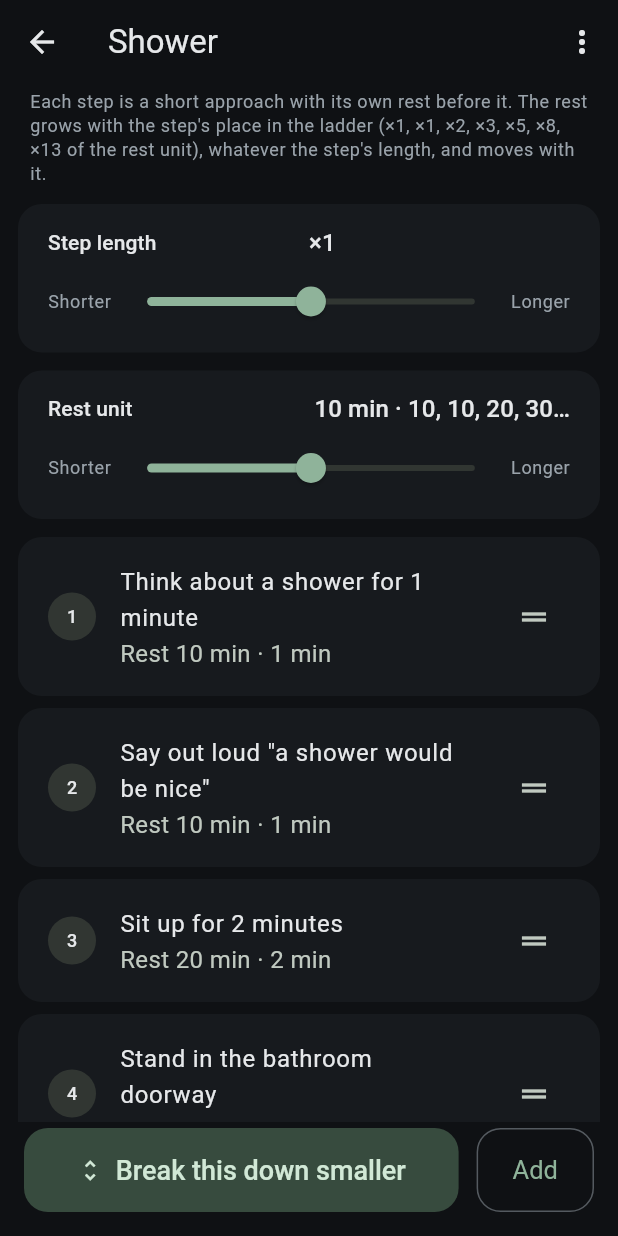
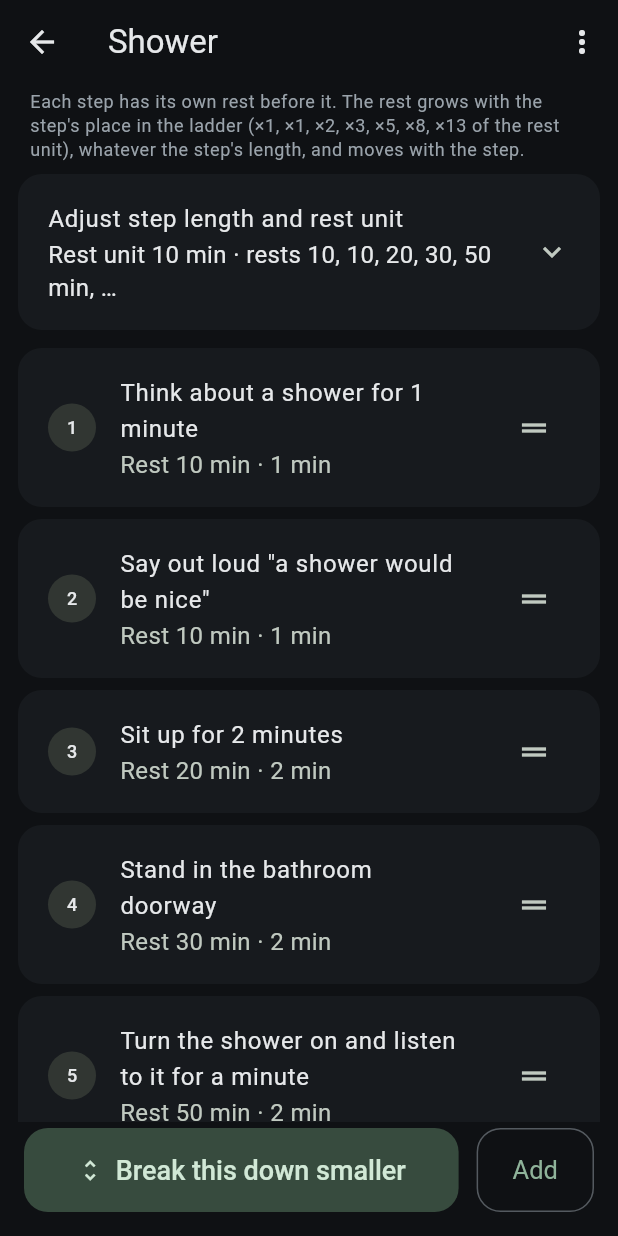
Before and after one commit to mihok/depress-o-buster, a Flutter app: the TasksScreen screen opened directly, after a tap on "Shower", on a phone screen of 412 x 824 dp. Run offline on Flutter 3.47's test engine with Material 3 defaults, Android fonts, the phone set to English and light mode, and no system bars; our stand-ins replace audioplayers, clock, drift, drift_flutter, flutter_local_notifications, flutter_riverpod and 5 more; accounts and stored records are empty; generated files the repository leaves out were written again.

Commit message:
Rests climb with each step's place; stretch sliders for step length and rest unit
LadderRests: the rest before a step is the task's rest unit times 1, 1, 2,
3, 5, 8, 13 by position, whatever the step's length; Task.restUnit (schema
3) with the Settings rest as the fallback. The task screen shows the rest
on every step, explains the climb, and folds two StretchSliders (continuous,
log scale, self-extending while held at an end) into an Adjust tile for
step length and rest unit, each with Undo. The step sheet, edit dialog,
step picker, Start tab and New task dialog all name the rest. Screenshots
regenerated.

Co-Authored-By: Claude Fable 5.1 <noreply@anthropic.com>
Claude-Session: https://claude.ai/code/session_01PaoFeeh7YunX14WNd6GfeR

```diff
--- a/lib/domain/ladder/step_scaling.dart
+++ b/lib/domain/ladder/step_scaling.dart
@@ -40,9 +40,12 @@ class StepScaling {
           : s.copyWith(suggestedDuration: scale(s.suggestedDuration!, factor)),
   ];
 
-  /// "×0.5", "×1", "×1.5".
+  /// "×0.5", "×1", "×1.5", "×1.88": whole numbers plain, otherwise two
+  /// decimals with trailing zeros dropped.
   static String label(double factor) {
-    final text = factor == factor.roundToDouble() ? '${factor.toInt()}' : '$factor';
+    final text = factor == factor.roundToDouble()
+        ? '${factor.toInt()}'
+        : factor.toStringAsFixed(2).replaceFirst(RegExp(r'0+$'), '');
     return '×$text';
   }
 }
--- a/lib/ui/tasks/task_detail_screen.dart
+++ b/lib/ui/tasks/task_detail_screen.dart
@@ -98,16 +98,27 @@ class _TaskDetailScreenState extends ConsumerState<TaskDetailScreen> {
       body: Column(
         children: [
           Padding(
-            padding: const EdgeInsets.fromLTRB(20, 4, 20, 8),
+            padding: const EdgeInsets.fromLTRB(20, 4, 20, 4),
             child: Text(
-              'Each step is a short approach with its own rest before it. The rest grows with the '
-              'step\'s place in the ladder (×1, ×1, ×2, ×3, ×5, ×8, ×13 of the rest unit), whatever '
-              'the step\'s length, and moves with it.',
+              'Each step has its own rest before it. The rest grows with the step\'s place in '
+              'the ladder (×1, ×1, ×2, ×3, ×5, ×8, ×13 of the rest unit), whatever the step\'s '
+              'length, and moves with the step.',
               style: theme.textTheme.bodySmall,
             ),
           ),
+          // The two stretch sliders fold away so the ladder stays in view;
+          // the tiles preview live while either is held.
+          Card(
+            margin: const EdgeInsets.fromLTRB(12, 4, 12, 8),
+            child: ExpansionTile(
+              title: const Text('Adjust step length and rest unit'),
+              subtitle: Text('Rest unit ${formatWords(shownUnit)} · rests ${LadderRests.describe(shownUnit)}'),
+              shape: const Border(),
+              collapsedShape: const Border(),
+              childrenPadding: const EdgeInsets.fromLTRB(20, 0, 20, 12),
+              children: [
                 if (hasTimes)
-            _StretchCard(
+                  _StretchRow(
                     title: 'Step length',
                     value: StepScaling.label(_previewFactor),
                     factor: _previewFactor,
@@ -115,12 +126,15 @@ class _TaskDetailScreenState extends ConsumerState<TaskDetailScreen> {
                     onChanged: (f) => setState(() => _previewFactor = f),
                     onChangeEnd: (f) => _applyStepLength(t, f),
                   ),
-          _StretchCard(
+                _StretchRow(
                   title: 'Rest unit',
-            value: '${formatWords(shownUnit)} · ${LadderRests.describe(shownUnit)}',
+                  value: formatWords(shownUnit),
                   factor: _restFactor,
                   onChanged: (f) => setState(() => _restFactor = f),
                   onChangeEnd: (f) => _applyRestUnit(t, unit, f),
+                ),
+              ],
+            ),
           ),
           Expanded(
             child: ladder.isEmpty
@@ -386,11 +400,11 @@ class _TaskDetailScreenState extends ConsumerState<TaskDetailScreen> {
   }
 }
 
-/// A compact card with a [StretchSlider]: hold it at either end and it keeps
-/// going. Relative: after each release the slider returns to ×1 and the
-/// card's [value] shows what was saved.
-class _StretchCard extends StatelessWidget {
-  const _StretchCard({
+/// A titled [StretchSlider]: hold it at either end and it keeps going.
+/// Relative: after each release the slider returns to ×1 and [value] shows
+/// what was saved.
+class _StretchRow extends StatelessWidget {
+  const _StretchRow({
     required this.title,
     required this.value,
     required this.factor,
@@ -409,23 +423,12 @@ class _StretchCard extends StatelessWidget {
   @override
   Widget build(BuildContext context) {
     final theme = Theme.of(context);
-    return Card(
-      margin: const EdgeInsets.fromLTRB(12, 4, 12, 8),
-      child: Padding(
-        padding: const EdgeInsets.fromLTRB(20, 14, 20, 6),
-        child: Column(
+    return Column(
       children: [
         Row(
           children: [
             Expanded(child: Text(title, style: theme.textTheme.titleSmall)),
-                Flexible(
-                  child: Text(
-                    value,
-                    style: theme.textTheme.labelLarge,
-                    textAlign: TextAlign.end,
-                    overflow: TextOverflow.ellipsis,
-                  ),
-                ),
+            Text(value, style: theme.textTheme.labelLarge),
           ],
         ),
         StretchSlider(
@@ -438,8 +441,6 @@ class _StretchCard extends StatelessWidget {
           onChangeEnd: onChangeEnd,
         ),
       ],
-        ),
-      ),
     );
   }
 }
```
Also changed, not shown: 7 other files. Lines whose indentation alone changed are shown as unchanged.
